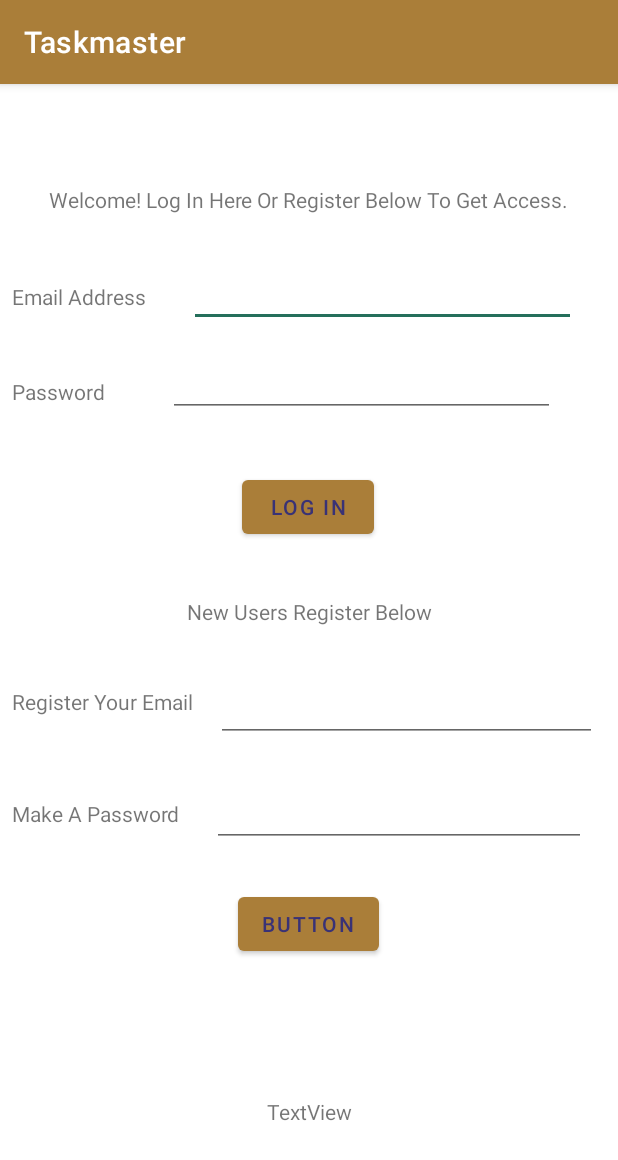
After one commit to nojronatron/taskmaster, an Android app: the LoginRegisterActivity screen opened directly, with no data from a screen before it, on a phone screen of 412 x 824 dp. The commit adds this screen. Shown: the top 1160 px of the screen. Run offline under Robolectric (Android 15) with nearby library versions, the phone set to English and light mode, and no system bars.

Commit message:
updated amplify, started building out auth, adding reg_login Activity.

```diff
--- a/app/build.gradle
+++ b/app/build.gradle
@@ -28,6 +28,8 @@ android {
 }
 
 dependencies {
+    // amplify auth
+    implementation 'com.amplifyframework:aws-auth-cognito:1.36.1'
     // Amplify core dependency
     implementation 'com.amplifyframework:core:1.36.0'
     implementation 'com.amplifyframework:aws-api:1.36.0'
--- a/app/src/main/AndroidManifest.xml
+++ b/app/src/main/AndroidManifest.xml
@@ -4,7 +4,7 @@
     package="com.jrmz.taskmaster">
 
     <application
-        android:name="com.jrmz.taskmaster.TaskMasterApplication"
+        android:name=".TaskMasterApplication"
         android:allowBackup="true"
         android:dataExtractionRules="@xml/data_extraction_rules"
         android:fullBackupContent="@xml/backup_rules"
@@ -15,16 +15,19 @@
         android:theme="@style/Theme.Taskmaster"
         tools:targetApi="31">
         <activity
-            android:name="com.jrmz.taskmaster.activites.TaskDetailActivity"
+            android:name=".LoginRegisterActivity"
             android:exported="false" />
         <activity
-            android:name="com.jrmz.taskmaster.fragments.UserSettings"
+            android:name=".activites.TaskDetailActivity"
             android:exported="false" />
         <activity
-            android:name="com.jrmz.taskmaster.activites.AddTask"
+            android:name=".fragments.UserSettings"
             android:exported="false" />
         <activity
-            android:name="com.jrmz.taskmaster.HomeActivity"
+            android:name=".activites.AddTask"
+            android:exported="false" />
+        <activity
+            android:name=".HomeActivity"
             android:exported="true">
             <intent-filter>
                 <action android:name="android.intent.action.MAIN" />
--- a/app/src/main/java/com/jrmz/taskmaster/HomeActivity.java
+++ b/app/src/main/java/com/jrmz/taskmaster/HomeActivity.java
@@ -14,9 +14,13 @@ import android.widget.TextView;
 
 import com.amplifyframework.api.graphql.model.ModelMutation;
 import com.amplifyframework.api.graphql.model.ModelQuery;
+import com.amplifyframework.auth.AuthChannelEventName;
 import com.amplifyframework.core.Amplify;
+import com.amplifyframework.core.InitializationStatus;
 import com.amplifyframework.datastore.generated.model.Task;
 import com.amplifyframework.datastore.generated.model.Team;
+import com.amplifyframework.hub.HubChannel;
+import com.amplifyframework.hub.SubscriptionToken;
 import com.jrmz.taskmaster.activites.AddTask;
 import com.jrmz.taskmaster.adapters.TaskListRecyclerViewAdapter;
 import com.jrmz.taskmaster.fragments.UserSettings;
@@ -43,6 +47,9 @@ public class HomeActivity extends AppCompatActivity {
         super.onCreate(savedInstanceState);
         setContentView(R.layout.activity_home);
 
+        this.testAuthSession();
+        this.fetchUserAttributes();
+
         tasks = new ArrayList<>();
         teams = new ArrayList<>();
         loadExistingPreferences();
@@ -52,6 +59,31 @@ public class HomeActivity extends AppCompatActivity {
         setupAddTaskButton();
         setUpUserSettingsButton();
         setUpTasksRecyclerView();
+    }
+
+    /**
+     * Method to verify Amplify Cognito is initialized and an Auth Session can be referenced.
+     */
+    protected void testAuthSession(){
+        Amplify.Auth.fetchAuthSession(
+                result -> {
+                    Log.i(ACTIVITY_NAME, result.toString());
+                },
+                error -> Log.e(ACTIVITY_NAME, error.toString())
+        );
+    }
+
+    /**
+     * Method fetches user attributes
+     */
+    protected void fetchUserAttributes() {
+        Amplify.Auth.fetchUserAttributes(
+                attributes -> Log.i(ACTIVITY_NAME, "User attributes: " + attributes.toString()),
+                error -> {
+                    Log.e(ACTIVITY_NAME, "Failed to fetch user attributes (not logged in?)");
+
+                }
+        );
     }
 
     @Override
--- /dev/null
+++ b/app/src/main/java/com/jrmz/taskmaster/LoginRegisterActivity.java
@@ -0,0 +1,14 @@
+package com.jrmz.taskmaster;
+
+import androidx.appcompat.app.AppCompatActivity;
+
+import android.os.Bundle;
+
+public class LoginRegisterActivity extends AppCompatActivity {
+
+    @Override
+    protected void onCreate(Bundle savedInstanceState) {
+        super.onCreate(savedInstanceState);
+        setContentView(R.layout.activity_login_register);
+    }
+}
--- a/app/src/main/java/com/jrmz/taskmaster/TaskMasterApplication.java
+++ b/app/src/main/java/com/jrmz/taskmaster/TaskMasterApplication.java
@@ -5,6 +5,7 @@ import android.util.Log;
 
 import com.amplifyframework.AmplifyException;
 import com.amplifyframework.api.aws.AWSApiPlugin;
+import com.amplifyframework.auth.cognito.AWSCognitoAuthPlugin;
 import com.amplifyframework.core.Amplify;
 
 // this will be the new entrypoint for this app
@@ -16,6 +17,7 @@ public class TaskMasterApplication extends Application {
 
         try {
             Amplify.addPlugin(new AWSApiPlugin());
+            Amplify.addPlugin(new AWSCognitoAuthPlugin());
             Amplify.configure(getApplicationContext());
             Log.i("MyAmplifyApp", "Initialized Amplify");
         } catch (AmplifyException ampe) {
--- /dev/null
+++ b/app/src/main/res/layout/activity_login_register.xml
@@ -0,0 +1,157 @@
+<?xml version="1.0" encoding="utf-8"?>
+<androidx.constraintlayout.widget.ConstraintLayout xmlns:android="http://schemas.android.com/apk/res/android"
+    xmlns:app="http://schemas.android.com/apk/res-auto"
+    xmlns:tools="http://schemas.android.com/tools"
+    android:layout_width="match_parent"
+    android:layout_height="match_parent"
+    tools:context=".LoginRegisterActivity">
+
+    <TextView
+        android:id="@+id/loginRegTitleTextView"
+        android:layout_width="wrap_content"
+        android:layout_height="wrap_content"
+        android:layout_marginStart="160dp"
+        android:layout_marginTop="67dp"
+        android:layout_marginEnd="160dp"
+        android:text="Welcome! Log In Here Or Register Below To Get Access."
+        app:layout_constraintEnd_toEndOf="parent"
+        app:layout_constraintHorizontal_bias="0.5"
+        app:layout_constraintStart_toStartOf="parent"
+        app:layout_constraintTop_toTopOf="parent" />
+
+    <TextView
+        android:id="@+id/loginRegEmailTextView"
+        android:layout_width="wrap_content"
+        android:layout_height="wrap_content"
+        android:layout_marginStart="8dp"
+        android:layout_marginTop="132dp"
+        android:text="Email Address"
+        app:layout_constraintStart_toStartOf="parent"
+        app:layout_constraintTop_toTopOf="parent" />
+
+    <TextView
+        android:id="@+id/loginRegPasswdTextView"
+        android:layout_width="wrap_content"
+        android:layout_height="wrap_content"
+        android:layout_marginStart="8dp"
+        android:layout_marginTop="44dp"
+        android:text="Password"
+        app:layout_constraintStart_toStartOf="parent"
+        app:layout_constraintTop_toBottomOf="@+id/loginRegEmailTextView" />
+
+    <TextView
+        android:id="@+id/loginRegRegisterTextView"
+        android:layout_width="wrap_content"
+        android:layout_height="wrap_content"
+        android:layout_marginTop="36dp"
+        android:text="New Users Register Below"
+        app:layout_constraintEnd_toEndOf="parent"
+        app:layout_constraintStart_toStartOf="parent"
+        app:layout_constraintTop_toBottomOf="@+id/loginRegLoginButton" />
+
+    <TextView
+        android:id="@+id/loginRegEmailRegisterTextView"
+        android:layout_width="wrap_content"
+        android:layout_height="wrap_content"
+        android:layout_marginStart="8dp"
+        android:layout_marginTop="187dp"
+        android:text="Register Your Email"
+        app:layout_constraintStart_toStartOf="parent"
+        app:layout_constraintTop_toBottomOf="@+id/loginRegPasswdTextView" />
+
+    <TextView
+        android:id="@+id/loginRegPasswdEntryTextView"
+        android:layout_width="wrap_content"
+        android:layout_height="wrap_content"
+        android:layout_marginStart="8dp"
+        android:layout_marginTop="55dp"
+        android:text="Make A Password"
+        app:layout_constraintStart_toStartOf="parent"
+        app:layout_constraintTop_toBottomOf="@+id/loginRegEmailRegisterTextView" />
+
+    <Button
+        android:id="@+id/loginRegLoginButton"
+        android:layout_width="wrap_content"
+        android:layout_height="wrap_content"
+        android:layout_marginTop="36dp"
+        android:text="Log In"
+        app:layout_constraintEnd_toEndOf="parent"
+        app:layout_constraintHorizontal_bias="0.498"
+        app:layout_constraintStart_toStartOf="parent"
+        app:layout_constraintTop_toBottomOf="@+id/loginRegLoginPasswdPasswdView" />
+
+    <Button
+        android:id="@+id/loginRegRegisterButton"
+        android:layout_width="wrap_content"
+        android:layout_height="wrap_content"
+        android:layout_marginTop="27dp"
+        android:text="Button"
+        app:layout_constraintEnd_toEndOf="parent"
+        app:layout_constraintHorizontal_bias="0.498"
+        app:layout_constraintStart_toStartOf="parent"
+        app:layout_constraintTop_toBottomOf="@+id/loginRegPasswdPasswdView" />
+
+    <TextView
+        android:id="@+id/loginRegStatusTextView"
+        android:layout_width="wrap_content"
+        android:layout_height="wrap_content"
+        android:layout_marginTop="79dp"
+        android:layout_marginBottom="61dp"
+        android:text="TextView"
+        app:layout_constraintBottom_toBottomOf="parent"
+        app:layout_constraintEnd_toEndOf="parent"
+        app:layout_constraintStart_toStartOf="parent"
+        app:layout_constraintTop_toBottomOf="@+id/loginRegRegisterButton" />
+
+    <EditText
+        android:id="@+id/loginRegLoginEmailTextView"
+        android:layout_width="258dp"
+        android:layout_height="45dp"
+        android:layout_marginStart="16dp"
+        android:layout_marginTop="30dp"
+        android:layout_marginEnd="16dp"
+        android:ems="10"
+        android:inputType="textEmailAddress"
+        app:layout_constraintEnd_toEndOf="parent"
+        app:layout_constraintStart_toEndOf="@+id/loginRegEmailTextView"
+        app:layout_constraintTop_toBottomOf="@+id/loginRegTitleTextView" />
+
+    <EditText
+        android:id="@+id/loginRegLoginPasswdPasswdView"
+        android:layout_width="258dp"
+        android:layout_height="42dp"
+        android:layout_marginStart="16dp"
+        android:layout_marginTop="18dp"
+        android:layout_marginEnd="16dp"
+        android:ems="10"
+        android:inputType="textPassword"
+        app:layout_constraintEnd_toEndOf="parent"
+        app:layout_constraintStart_toEndOf="@+id/loginRegPasswdTextView"
+        app:layout_constraintTop_toBottomOf="@+id/loginRegLoginEmailTextView" />
+
+    <EditText
+        android:id="@+id/loginRegEmailRegistrationTextView"
+        android:layout_width="254dp"
+        android:layout_height="47dp"
+        android:layout_marginStart="16dp"
+        android:layout_marginTop="30dp"
+        android:layout_marginEnd="16dp"
+        android:ems="10"
+        android:inputType="textEmailAddress"
+        app:layout_constraintEnd_toEndOf="parent"
+        app:layout_constraintStart_toEndOf="@+id/loginRegEmailRegisterTextView"
+        app:layout_constraintTop_toBottomOf="@+id/loginRegRegisterTextView" />
+
+    <EditText
+        android:id="@+id/loginRegPasswdPasswdView"
+        android:layout_width="249dp"
+        android:layout_height="46dp"
+        android:layout_marginStart="16dp"
+        android:layout_marginTop="24dp"
+        android:layout_marginEnd="16dp"
+        android:ems="10"
+        android:inputType="textPassword"
+        app:layout_constraintEnd_toEndOf="parent"
+        app:layout_constraintStart_toEndOf="@+id/loginRegPasswdEntryTextView"
+        app:layout_constraintTop_toBottomOf="@+id/loginRegEmailRegistrationTextView" />
+</androidx.constraintlayout.widget.ConstraintLayout>
```
Also changed, not shown: 5 other files.
